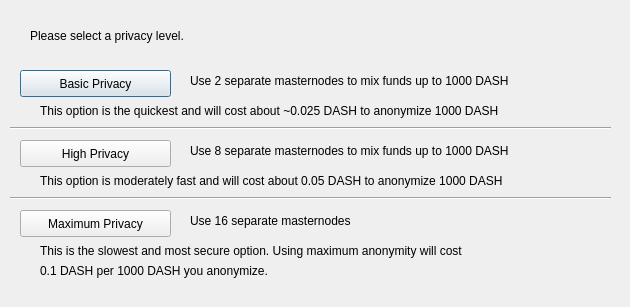
quick999/Quick, file src/qt/forms/darksendconfig.ui: the form before one commit.
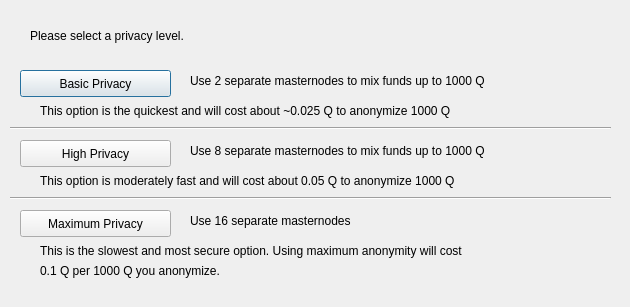
The form after the commit.

```diff
--- a/src/qt/forms/darksendconfig.ui
+++ b/src/qt/forms/darksendconfig.ui
@@ -75,7 +75,7 @@
     </rect>
    </property>
    <property name="text">
-    <string>Use 2 separate masternodes to mix funds up to 1000 DASH</string>
+    <string>Use 2 separate masternodes to mix funds up to 1000 Q</string>
    </property>
   </widget>
   <widget class="QLabel" name="label_3">
@@ -88,7 +88,7 @@
     </rect>
    </property>
    <property name="text">
-    <string>Use 8 separate masternodes to mix funds up to 1000 DASH</string>
+    <string>Use 8 separate masternodes to mix funds up to 1000 Q</string>
    </property>
   </widget>
   <widget class="QLabel" name="label_4">
@@ -114,7 +114,7 @@
     </rect>
    </property>
    <property name="text">
-    <string>This option is the quickest and will cost about ~0.025 DASH to anonymize 1000 DASH</string>
+    <string>This option is the quickest and will cost about ~0.025 Q to anonymize 1000 Q</string>
    </property>
   </widget>
   <widget class="QLabel" name="label_7">
@@ -127,7 +127,7 @@
     </rect>
    </property>
    <property name="text">
-    <string>This option is moderately fast and will cost about 0.05 DASH to anonymize 1000 DASH</string>
+    <string>This option is moderately fast and will cost about 0.05 Q to anonymize 1000 Q</string>
    </property>
   </widget>
   <widget class="QLabel" name="label_8">
@@ -153,7 +153,7 @@
     </rect>
    </property>
    <property name="text">
-    <string>0.1 DASH per 1000 DASH you anonymize.</string>
+    <string>0.1 Q per 1000 Q you anonymize.</string>
    </property>
   </widget>
   <widget class="Line" name="line">
```
